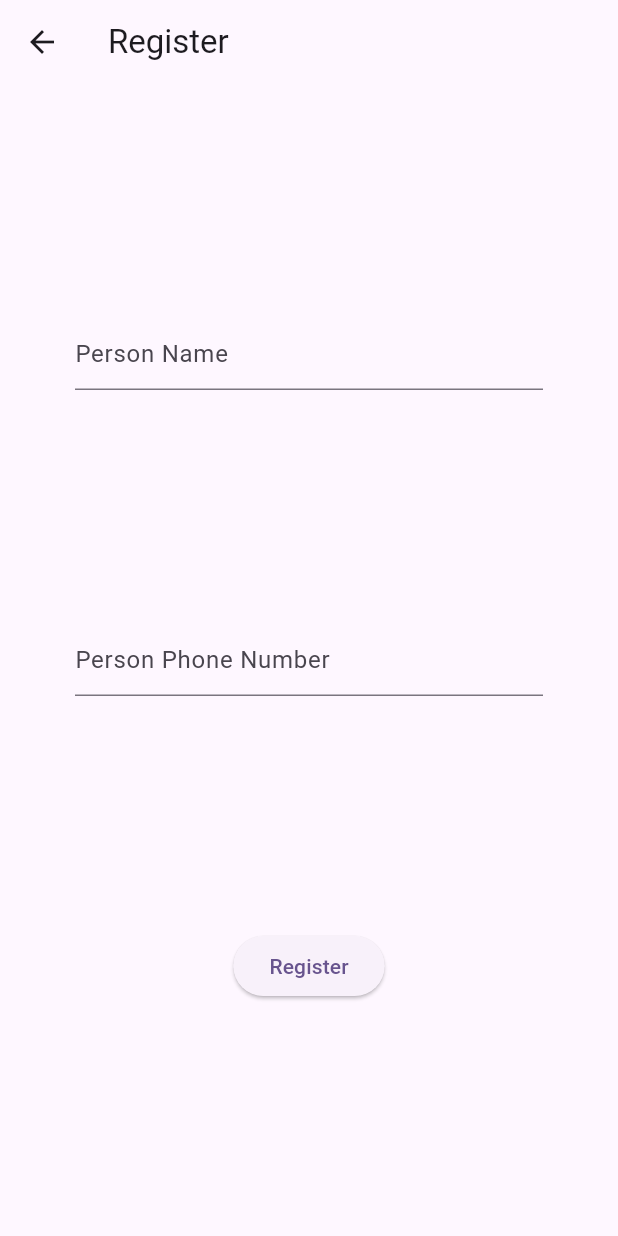
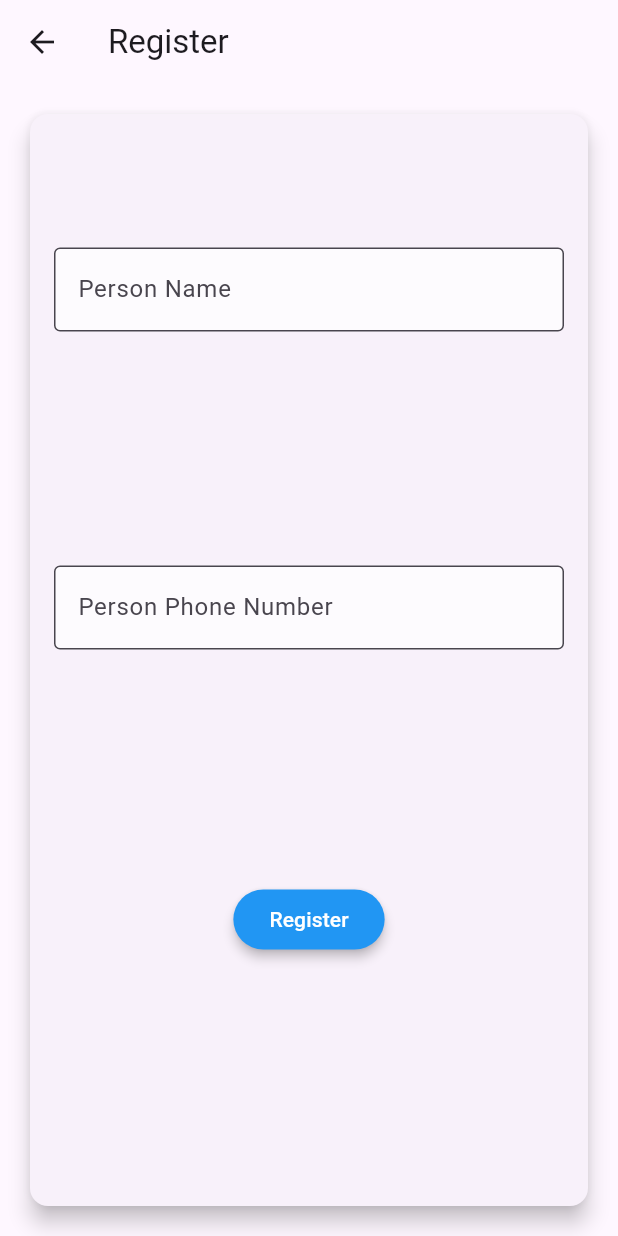
Before and after one commit to emreglknt/PersonCRUD, a Flutter app: the screen it shows after launch, after a tap on the "add" icon, on a phone screen of 412 x 824 dp. Run offline on Flutter 3.47's test engine with Material 3 defaults, Android fonts, the phone set to English and light mode, and no system bars; our stand-ins replace dio, flutter_bloc; network calls fail.

```diff
--- a/lib/data/entity/person.dart
+++ b/lib/data/entity/person.dart
@@ -1,6 +1,6 @@
 class Person{
 
-  int person_id;
+  String person_id;
   String person_name;
   String person_phone;
 
@@ -10,4 +10,16 @@ class Person{
     required this.person_name,
     required this.person_phone});
 
+
+
+// json objesi ile gelen veriyi map ile parse ederek
+// person objesindeki özelliklere atıyor.
+  factory Person.fromJson(Map<String,dynamic> json){
+    return Person(
+        person_id: json["kisi_id"] as String,
+        person_name: json["kisi_ad"]as String,
+        person_phone: json["kisi_tel"]as String);
+  }
+
+
 }
--- a/lib/sqlite/database_builder.dart
+++ /dev/null
@@ -1,22 +0,0 @@
-import 'dart:io';
-import 'dart:typed_data';
-
-import 'package:flutter/services.dart';
-import 'package:path/path.dart';
-import 'package:sqflite/sqflite.dart';
-
-class DataBaseBuilder {
-  static const String veritabaniAdi = "rehber.sqlite";
-  static Future<Database> veritabaniErisim() async {
-    String veritabaniYolu = join(await getDatabasesPath(),veritabaniAdi);
-    if(await databaseExists(veritabaniYolu)){
-      print("Veritabanı zaten var.Kopyalamaya gerek yok.");
-    }else{
-      ByteData data = await rootBundle.load("database/$veritabaniAdi");
-      List<int> bytes = data.buffer.asUint8List(data.offsetInBytes,data.lengthInBytes);
-      await File(veritabaniYolu).writeAsBytes(bytes,flush: true);
-      print("Veritabanı kopyalandı.");
-    }
-    return openDatabase(veritabaniYolu);
-  }
-}
--- a/lib/ui/view/detail_page.dart
+++ b/lib/ui/view/detail_page.dart
@@ -42,7 +42,7 @@ class _PersonDetailState extends State<PersonDetail> {
               TextField(controller: tfPersonName,decoration:  InputDecoration(hintText: "Person Name"),),
               TextField(controller: tfPersonPhone,decoration: InputDecoration(hintText: "Person Phone Number"),),
               ElevatedButton(onPressed:(){
-                context.read<DetailPageCubit>().update(widget.person.person_id, tfPersonName.text, tfPersonPhone.text);
+                context.read<DetailPageCubit>().update(int.parse(widget.person.person_id), tfPersonName.text, tfPersonPhone.text);
                 Navigator.push(context, MaterialPageRoute(builder: (context) => const HomePage()));
               }, child: const Text("Update"))
             ],
--- a/lib/ui/view/home_page.dart
+++ b/lib/ui/view/home_page.dart
@@ -88,7 +88,7 @@ class _HomePageState extends State<HomePage> {
                                   action:  SnackBarAction(
                                     label: "Yes",
                                     onPressed: (){
-                                      context.read<HomePageCubit>().deletePerson(person.person_id);
+                                      context.read<HomePageCubit>().deletePerson(int.parse(person.person_id));
                                       },
                                   ),
                               )
--- a/lib/ui/view/kayit_page.dart
+++ b/lib/ui/view/kayit_page.dart
@@ -13,11 +13,8 @@ class RegisterPerson extends StatefulWidget {
 
 class _RegisterPersonState extends State<RegisterPerson> {
 
- var tfPersonName = TextEditingController();
- var tfPersonPhone = TextEditingController();
-
-
-
+  var tfPersonName = TextEditingController();
+  var tfPersonPhone = TextEditingController();
 
   @override
   Widget build(BuildContext context) {
@@ -25,20 +22,57 @@ class _RegisterPersonState extends State<RegisterPerson> {
       appBar: AppBar(title: const Text("Register"),),
       body: Center(
         child: Padding(
-          padding: const EdgeInsets.only(left: 50,right: 50),
-          child: Column( mainAxisAlignment: MainAxisAlignment.spaceEvenly,
-            children: [
-              TextField(controller: tfPersonName,decoration:  InputDecoration(hintText: "Person Name"),),
-              TextField(controller: tfPersonPhone,decoration: InputDecoration(hintText: "Person Phone Number"),),
-              ElevatedButton(onPressed:(){
-                context.read<KayitPageCubit>().register(tfPersonName.text, tfPersonPhone.text);// textfieldlardan aldığımız verilerin textini Bloc pattern yapıda cubitteki  register fonksiyonuna gönderioruz.
-                Navigator.push(context, MaterialPageRoute(builder: (context) => const HomePage()));
-              }, child: const Text("Register"))
-            ],
+          padding: const EdgeInsets.all(16.0),
+          child: Card(
+            elevation: 6.0,
+            child: Padding(
+              padding: const EdgeInsets.all(16.0),
+              child: Column(
+                mainAxisAlignment: MainAxisAlignment.spaceEvenly,
+                children: [
+                  TextField(
+                    controller: tfPersonName,
+                    decoration: InputDecoration(
+                      hintText: "Person Name",
+                      border: OutlineInputBorder(),
+                      filled: true,
+                      fillColor: Colors.white70,
+                    ),
+                  ),
+                  SizedBox(height: 10),
+                  TextField(
+                    controller: tfPersonPhone,
+                    decoration: InputDecoration(
+                      hintText: "Person Phone Number",
+                      border: OutlineInputBorder(),
+                      filled: true,
+                      fillColor: Colors.white70,
+                    ),
+                  ),
+                  SizedBox(height: 10),
+                  ElevatedButton(
+                    onPressed: (){
+                      context.read<KayitPageCubit>().register(tfPersonName.text, tfPersonPhone.text);
+                      Navigator.push(context, MaterialPageRoute(builder: (context) => const HomePage()));
+                    },
+                    style: ElevatedButton.styleFrom(
+                      primary: Colors.blue, // Background color
+                      onPrimary: Colors.white, // Text color
+                      elevation: 3, // Shadow
+                      shape: RoundedRectangleBorder(
+                        borderRadius: BorderRadius.circular(20), // Rounded corners
+                      ),
+                    ),
+                    child: const Text("Register"),
+                  ),
+                  SizedBox(height: 5),
+
+                ],
+              ),
+            ),
           ),
         ),
       ),
-
     );
   }
 }
```
Also changed, not shown: lib/data/repo/personDaoRepository.dart (+39 -38 lines), pubspec.yaml (+2 -5 lines), pubspec.lock, 1 other file.
